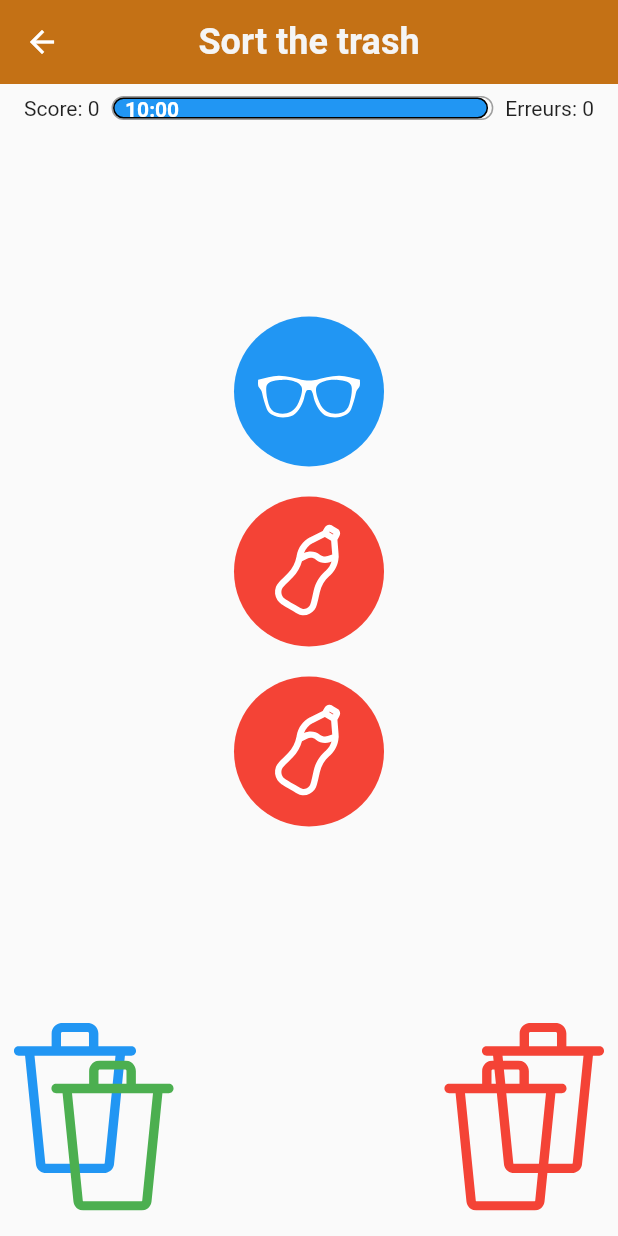
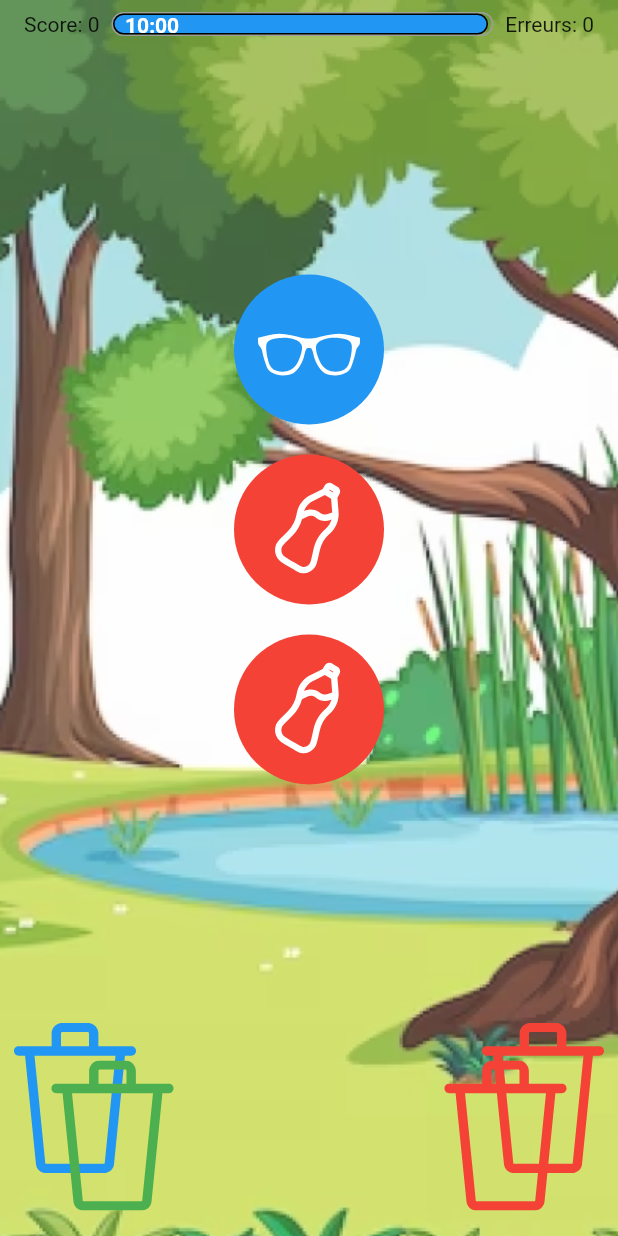
Before and after one commit to Schtroumphy/flutter_game, a Flutter app: the screen it shows after launch, after a tap on the "play arrow" icon, on a phone screen of 412 x 824 dp. Run offline on Flutter 3.47's test engine with Material 2 defaults, Android fonts, the light colour scheme and no system bars; drawn by our look-alikes of dotted_border, timer_count_down; our stand-ins replace flutter_riverpod, flutter_svg, go_router, image_picker, stack_trace; project files that could hold a hidden picture were left out.

Commit message:
chore : Refactor with background & roundedButton widgets & improve end screen design

```diff
--- a/lib/core/constants.dart
+++ b/lib/core/constants.dart
@@ -10,6 +10,9 @@ class StringConstants {
   static const sortTrashTitleWithSpace = "Sort the \ntrash";
   static const sortTrashTitle = "Sort the trash";
 
+  // General game
+  static const gameFinished = "Game is finished !";
+
 }
 
 class AssetConstants {
@@ -17,5 +20,6 @@ class AssetConstants {
   AssetConstants._();
 
   static const background_1 = "assets/background/home_1.jpg";
+  static const backgroundGame_1 = "assets/background/game_1.png";
   static const trashIcon = "assets/icons/trash.svg";
 }
--- a/lib/sort_trash/sort_trash_home.dart
+++ b/lib/sort_trash/sort_trash_home.dart
@@ -3,8 +3,9 @@ import 'package:flutter_game/core/constants.dart';
 import 'package:flutter_game/core/styles.dart';
 import 'package:flutter_game/sort_trash/providers/sort_trash_provider.dart';
 import 'package:flutter_game/sort_trash/sort_trash_game_screen.dart';
+import 'package:flutter_game/widgets/background_widget.dart';
 import 'package:flutter_game/widgets/game_title.dart';
-import 'package:flutter_game/widgets/play_button.dart';
+import 'package:flutter_game/widgets/rounded_button.dart';
 import 'package:flutter_riverpod/flutter_riverpod.dart';
 import 'package:go_router/go_router.dart';
 
@@ -15,17 +16,10 @@ class SortTrashHome extends ConsumerWidget {
 
   @override
   Widget build(BuildContext context, WidgetRef ref) {
-
     return SafeArea(
       child: Scaffold(
-        body: Container(
-            constraints: const BoxConstraints.expand(),
-            decoration: const BoxDecoration(
-              image: DecorationImage(
-                image: AssetImage(AssetConstants.background_1),
-                fit: BoxFit.cover,
-              ),
-            ),
+        body: BackgroundWidget(
+            backgroundPath: AssetConstants.background_1,
             child: Column(
               children: [
                 const Expanded(
@@ -35,7 +29,7 @@ class SortTrashHome extends ConsumerWidget {
                   ),
                 ),
                 Flexible(
-                  child: PlayButton(
+                  child: RoundedButton(
                     onTap: () => _onPlayPressed(context, ref),
                   ),
                 ),
--- /dev/null
+++ b/lib/widgets/background_widget.dart
@@ -0,0 +1,27 @@
+import 'package:flutter/material.dart';
+import 'package:flutter_game/core/constants.dart';
+
+class BackgroundWidget extends StatelessWidget {
+  const BackgroundWidget({this.child, this.backgroundPath, this.opacity, super.key});
+
+  final String? backgroundPath;
+  final double? opacity;
+  final Widget? child;
+
+  @override
+  Widget build(BuildContext context) {
+    return Container(
+      constraints: const BoxConstraints.expand(),
+      decoration: BoxDecoration(
+        image: DecorationImage(
+          image: AssetImage(
+            backgroundPath ?? AssetConstants.background_1,
+          ),
+          fit: BoxFit.cover,
+          opacity: opacity ?? 1,
+        ),
+      ),
+      child: child,
+    );
+  }
+}
--- a/lib/widgets/game_scaffold.dart
+++ b/lib/widgets/game_scaffold.dart
@@ -1,7 +1,8 @@
 import 'package:flutter/material.dart';
 import 'package:flutter_game/core/constants.dart';
-import 'package:flutter_game/core/styles.dart';
 import 'package:flutter_game/widgets/game_header.dart';
+
+import 'background_widget.dart';
 
 class GameScaffold extends StatelessWidget {
   const GameScaffold({super.key, required this.gameTitle, required this.children});
@@ -12,23 +13,20 @@ class GameScaffold extends StatelessWidget {
   @override
   Widget build(BuildContext context) {
     return Scaffold(
-      appBar: AppBar(
-        title: const Text(
-          StringConstants.sortTrashTitle,
-          style: TextStyles.gameTitle,
+      body: SafeArea(
+        child: BackgroundWidget(
+          backgroundPath: AssetConstants.backgroundGame_1,
+          opacity: 0.8,
+          child: Column(
+            mainAxisAlignment: MainAxisAlignment.start,
+            children: [
+              const GameHeader(),
+              ...children,
+            ],
+          ),
+          //bottomNavigationBar:
         ),
-        backgroundColor: CustomColors.orange,
-        centerTitle: true,
-        elevation: 0.0,
       ),
-      body: Column(
-        mainAxisAlignment: MainAxisAlignment.start,
-        children: [
-          const GameHeader(),
-          ...children,
-        ],
-      ),
-      //bottomNavigationBar:
     );
   }
 }
--- a/lib/widgets/play_button.dart
+++ /dev/null
@@ -1,27 +0,0 @@
-import 'package:flutter/material.dart';
-import 'package:flutter_game/core/styles.dart';
-
-class PlayButton extends StatelessWidget {
-  const PlayButton({super.key, this.onTap, this.backgroundButtonColor});
-
-  final Function()? onTap;
-  final Color? backgroundButtonColor;
-
-  @override
-  Widget build(BuildContext context) {
-    return GestureDetector(
-      onTap: onTap,
-      child: Container(
-        padding: const EdgeInsets.all(Insets.l),
-        decoration: BoxDecoration(
-            color: backgroundButtonColor ?? CustomColors.orange.withOpacity(0.7),
-            shape: BoxShape.circle),
-        child: const Icon(
-          Icons.play_arrow,
-          color: CustomColors.white,
-          size: IconSize.xxlarge,
-        ),
-      ),
-    );
-  }
-}
--- /dev/null
+++ b/lib/widgets/rounded_button.dart
@@ -0,0 +1,35 @@
+import 'package:flutter/material.dart';
+import 'package:flutter_game/core/styles.dart';
+
+class RoundedButton extends StatelessWidget {
+  const RoundedButton({super.key, this.iconData, this.onTap, this.backgroundButtonColor});
+
+  final IconData? iconData;
+  final Function()? onTap;
+  final Color? backgroundButtonColor;
+
+  @override
+  Widget build(BuildContext context) {
+    const borderRadius = BorderRadius.all(Radius.circular(50));
+
+    return GestureDetector(
+      onTap: onTap,
+      child: Material(
+        elevation: 10,
+        borderRadius: borderRadius,
+        child: Container(
+          padding: const EdgeInsets.all(Insets.l),
+          decoration: BoxDecoration(
+            color: backgroundButtonColor ?? CustomColors.orange.withOpacity(0.7),
+            borderRadius: borderRadius,
+          ),
+          child: Icon(
+            iconData ?? Icons.play_arrow,
+            color: CustomColors.white,
+            size: IconSize.xxlarge,
+          ),
+        ),
+      ),
+    );
+  }
+}
```
Also changed, not shown: lib/core/theme.dart (+7 -0 lines), lib/sort_trash/sort_trash_end_screen.dart (+30 -22 lines), assets/background/game_1.png (added).
